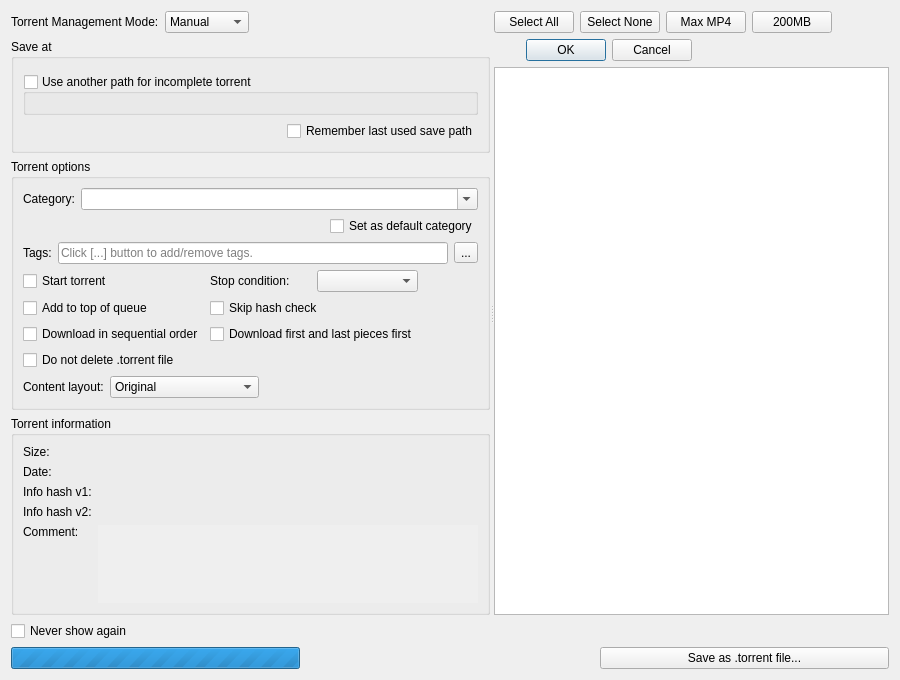
Above: src/gui/addnewtorrentdialog.ui from TachCheng/qBittorrent-Enhanced-Edition before the change. Below: the same form after it.
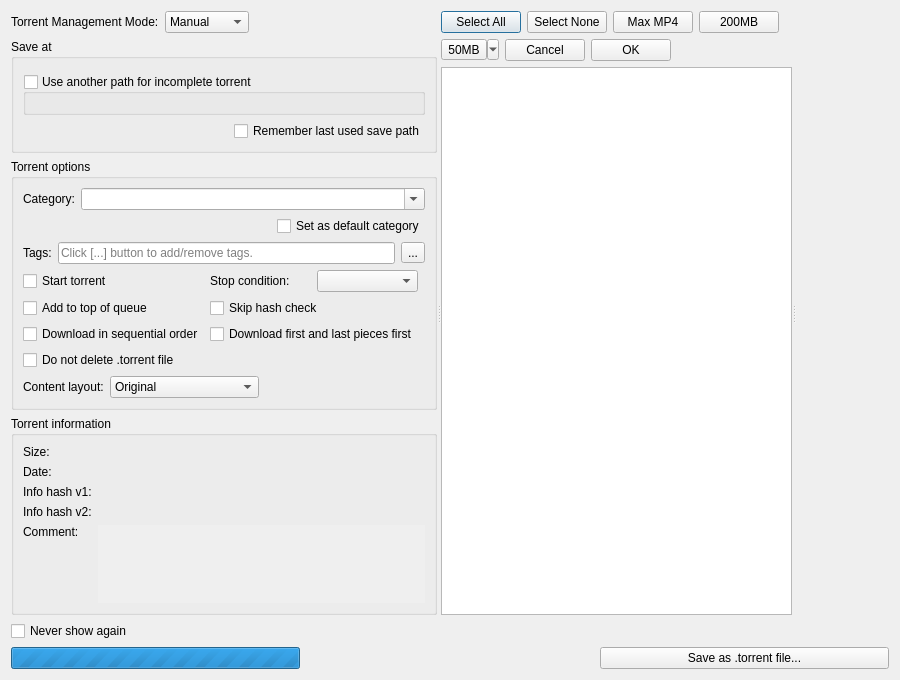
That is the form after the change. Custom widgets are drawn as their Qt base class.

Commit message: Implement AddNewTorrentDialog UI auto selectMaxMp4, swapped OK/Cancel buttons, custom size dropdown menu button, and Everything SDK right panel

The edit to the form file:
```diff
--- a/src/gui/addnewtorrentdialog.ui
+++ b/src/gui/addnewtorrentdialog.ui
@@ -547,9 +547,26 @@
            <item>
             <layout class="QHBoxLayout" name="buttonsLayout">
              <item>
-              <widget class="QDialogButtonBox" name="buttonBox">
-               <property name="standardButtons">
-                <set>QDialogButtonBox::StandardButton::Cancel|QDialogButtonBox::StandardButton::Ok</set>
+              <widget class="QToolButton" name="buttonCustomSizeSelect">
+               <property name="text">
+                <string>50MB</string>
+               </property>
+               <property name="popupMode">
+                <enum>QToolButton::ToolButtonPopupMode::MenuButtonPopup</enum>
+               </property>
+              </widget>
+             </item>
+             <item>
+              <widget class="QPushButton" name="buttonCancel">
+               <property name="text">
+                <string>Cancel</string>
+               </property>
+              </widget>
+             </item>
+             <item>
+              <widget class="QPushButton" name="buttonOk">
+               <property name="text">
+                <string>OK</string>
                </property>
               </widget>
              </item>
@@ -589,6 +606,14 @@
            </item>
           </layout>
          </widget>
+         <widget class="EverythingResultsView" name="everythingResultsView">
+          <property name="sizePolicy">
+           <sizepolicy hsizetype="Preferred" vsizetype="Expanding">
+            <horstretch>0</horstretch>
+            <verstretch>0</verstretch>
+           </sizepolicy>
+          </property>
+         </widget>
         </widget>
        </item>
       </layout>
@@ -674,6 +699,11 @@
    <header>gui/fspathedit.h</header>
    <container>1</container>
   </customwidget>
+  <customwidget>
+   <class>EverythingResultsView</class>
+   <extends>QWidget</extends>
+   <header>gui/everythingresultsview.h</header>
+  </customwidget>
  </customwidgets>
  <resources/>
  <connections/>
```
The commit also changes 11 other files.
